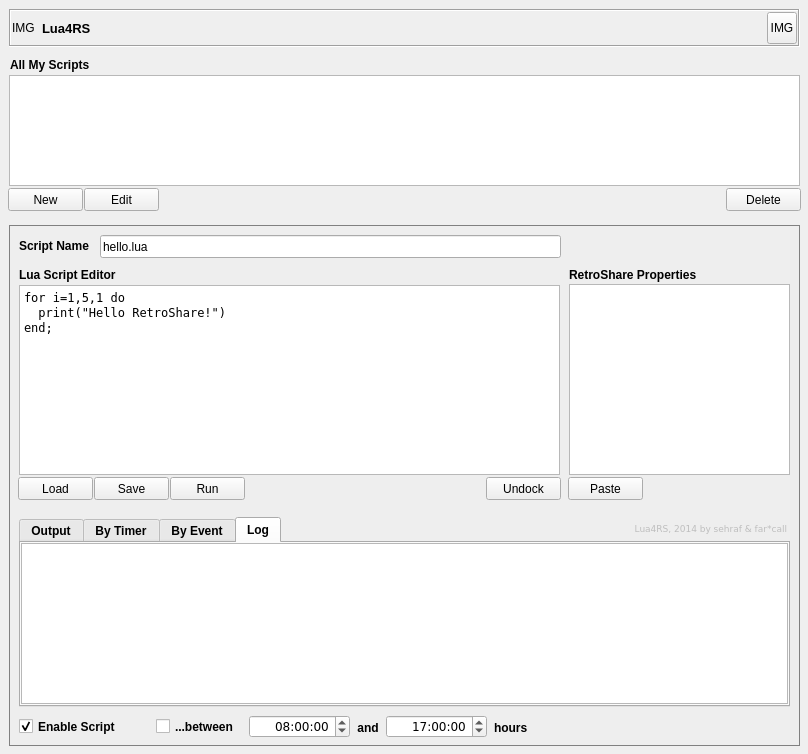
Before: the Qt Designer form Lua4RSWidget.ui in RetroShare/Lua4RS, drawn with Qt 5.
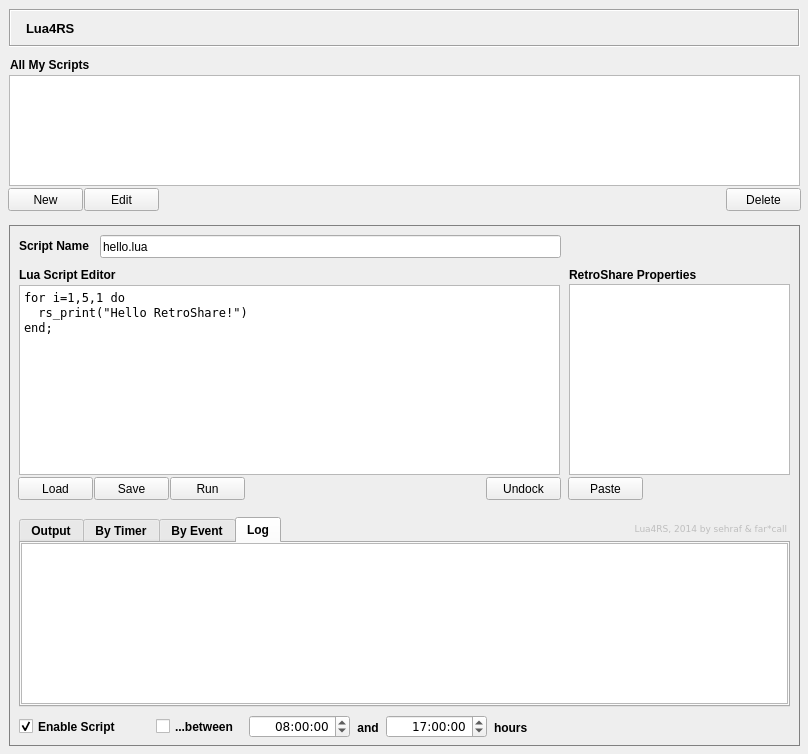
After: the same form once the commit is applied. Icons and pictures are not drawn.

Commit message: titel bar improvements

Patch:
```diff
--- a/Lua4RSWidget.ui
+++ b/Lua4RSWidget.ui
@@ -130,7 +130,7 @@
     <rect>
      <x>10</x>
      <y>55</y>
-     <width>81</width>
+     <width>101</width>
      <height>20</height>
     </rect>
    </property>
@@ -868,7 +868,7 @@
     </property>
     <property name="plainText">
      <string>for i=1,5,1 do
-  print(&quot;Hello RetroShare!&quot;)
+  rs_print(&quot;Hello RetroShare!&quot;)
 end;</string>
     </property>
     <property name="tabStopWidth">
@@ -898,61 +898,95 @@
      <height>38</height>
     </rect>
    </property>
+   <property name="sizePolicy">
+    <sizepolicy hsizetype="Preferred" vsizetype="Maximum">
+     <horstretch>0</horstretch>
+     <verstretch>0</verstretch>
+    </sizepolicy>
+   </property>
    <property name="frameShape">
     <enum>QFrame::Box</enum>
    </property>
    <property name="frameShadow">
     <enum>QFrame::Sunken</enum>
    </property>
-   <widget class="QLabel" name="label">
-    <property name="geometry">
-     <rect>
-      <x>33</x>
-      <y>3</y>
-      <width>56</width>
-      <height>32</height>
-     </rect>
+   <layout class="QHBoxLayout" name="horizontalLayout_2">
+    <property name="leftMargin">
+     <number>2</number>
     </property>
-    <property name="font">
-     <font>
-      <pointsize>10</pointsize>
-      <weight>75</weight>
-      <bold>true</bold>
-     </font>
+    <property name="topMargin">
+     <number>2</number>
     </property>
-    <property name="text">
-     <string>Lua4RS</string>
+    <property name="rightMargin">
+     <number>2</number>
     </property>
-    <property name="alignment">
-     <set>Qt::AlignLeading|Qt::AlignLeft|Qt::AlignVCenter</set>
+    <property name="bottomMargin">
+     <number>2</number>
     </property>
-   </widget>
-   <widget class="QToolButton" name="toolButton">
-    <property name="geometry">
-     <rect>
-      <x>758</x>
-      <y>3</y>
-      <width>30</width>
-      <height>32</height>
-     </rect>
-    </property>
-    <property name="text">
-     <string>IMG</string>
-    </property>
-   </widget>
-   <widget class="QLabel" name="label_2">
-    <property name="geometry">
-     <rect>
-      <x>3</x>
-      <y>7</y>
-      <width>24</width>
-      <height>24</height>
-     </rect>
-    </property>
-    <property name="text">
-     <string>IMG</string>
-    </property>
-   </widget>
+    <item>
+     <widget class="QLabel" name="titleBarPixmap">
+      <property name="maximumSize">
+       <size>
+        <width>24</width>
+        <height>24</height>
+       </size>
+      </property>
+      <property name="text">
+       <string/>
+      </property>
+      <property name="pixmap">
+       <pixmap resource="Lua4RS_images.qrc">:/images/lua_logo.png</pixmap>
+      </property>
+      <property name="scaledContents">
+       <bool>true</bool>
+      </property>
+     </widget>
+    </item>
+    <item>
+     <widget class="QLabel" name="titleBarLabel">
+      <property name="font">
+       <font>
+        <pointsize>10</pointsize>
+        <weight>75</weight>
+        <bold>true</bold>
+       </font>
+      </property>
+      <property name="text">
+       <string>Lua4RS</string>
+      </property>
+     </widget>
+    </item>
+    <item>
+     <spacer>
+      <property name="orientation">
+       <enum>Qt::Horizontal</enum>
+      </property>
+      <property name="sizeHint" stdset="0">
+       <size>
+        <width>123</width>
+        <height>13</height>
+       </size>
+      </property>
+     </spacer>
+    </item>
+    <item>
+     <widget class="QToolButton" name="helpButton">
+      <property name="focusPolicy">
+       <enum>Qt::NoFocus</enum>
+      </property>
+      <property name="icon">
+       <iconset resource="../../retroshare-gui/src/gui/images.qrc">
+        <normaloff>:/images/64px_help.png</normaloff>:/images/64px_help.png</iconset>
+      </property>
+      <property name="checkable">
+       <bool>true</bool>
+      </property>
+      <property name="autoRaise">
+       <bool>true</bool>
+      </property>
+     </widget>
+    </item>
+   </layout>
   </widget>
   <zorder>gb_scriptdetailsarea</zorder>
   <zorder>lw_allscripts</zorder>
```
Left out of the diff: 23 changed lines with no effect on the pictures.
